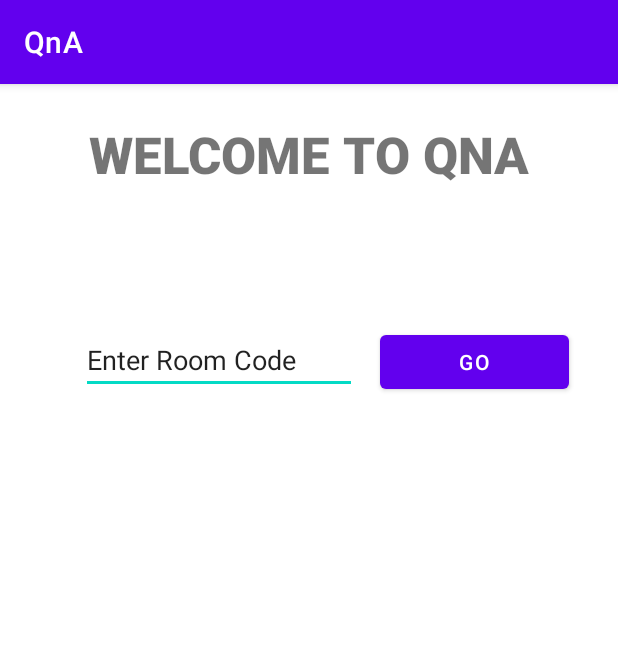
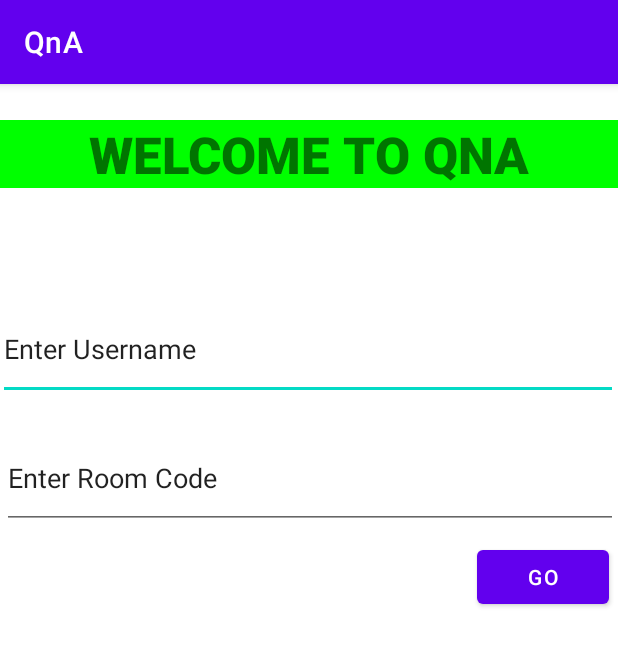
Before and after one commit to Lil-YH/QnA-App-Project, an Android app: the screen it shows after launch (MainActivity), on a phone screen of 412 x 824 dp. Shown: the top 646 px of the screen. Run offline under Robolectric (Android 15) with nearby library versions, the phone set to English and light mode, and no system bars.

Commit message:
Main activity and question activity

```diff
--- a/app/src/main/AndroidManifest.xml
+++ b/app/src/main/AndroidManifest.xml
@@ -10,6 +10,9 @@
         android:supportsRtl="true"
         android:theme="@style/Theme.QnA">
         <activity
+            android:name=".question"
+            android:exported="false" />
+        <activity
             android:name=".MainActivity"
             android:exported="true">
             <intent-filter>
--- a/app/src/main/res/layout/activity_main.xml
+++ b/app/src/main/res/layout/activity_main.xml
@@ -1,41 +1,60 @@
 <?xml version="1.0" encoding="utf-8"?>
-<RelativeLayout xmlns:android="http://schemas.android.com/apk/res/android"
-    xmlns:app="http://schemas.android.com/apk/res-auto"
+<LinearLayout xmlns:android="http://schemas.android.com/apk/res/android"
     xmlns:tools="http://schemas.android.com/tools"
     android:layout_width="match_parent"
-    android:layout_height="match_parent" >
-
-    <EditText
-        android:id="@+id/txtRmCode"
-        android:layout_width="184dp"
-        android:layout_height="wrap_content"
-        android:layout_alignParentStart="true"
-        android:layout_alignParentTop="true"
-        android:layout_marginStart="54dp"
-        android:layout_marginTop="161dp"
-        android:text="Enter Room Code" />
-
-    <Button
-        android:id="@+id/btnGo"
-        android:layout_width="126dp"
-        android:layout_height="wrap_content"
-        android:layout_alignParentTop="true"
-        android:layout_marginStart="15dp"
-        android:layout_marginTop="161dp"
-        android:layout_toEndOf="@+id/txtRmCode"
-        android:onClick="btnGoHandler"
-        android:text="GO" />
+    android:background="#FFFFFF"
+    android:layout_height="match_parent"
+    android:orientation="vertical"
+    android:gravity="center"
+    tools:context=".MainActivity">
 
     <TextView
         android:id="@+id/txtWelcome"
         android:layout_width="match_parent"
-        android:layout_height="64dp"
-        android:layout_alignParentTop="true"
+        android:layout_height="wrap_content"
         android:layout_marginTop="24dp"
+        android:background="#00FF00"
         android:fontFamily="sans-serif-black"
-        android:text="WELCOME TO QNA"
+        android:text="@string/welcome"
         android:textAlignment="center"
         android:textSize="34sp"
         android:typeface="sans" />
 
-</RelativeLayout>
+    <RelativeLayout
+      android:layout_width="match_parent"
+      android:layout_height="match_parent">
+
+        <EditText
+            android:id="@+id/txtUsername"
+            android:layout_width="match_parent"
+            android:layout_height="67dp"
+            android:layout_alignParentStart="true"
+            android:layout_alignParentTop="true"
+            android:layout_marginStart="-1dp"
+            android:layout_marginTop="74dp"
+            android:inputType="text"
+            android:text="@string/enter_user" />
+
+        <EditText
+            android:id="@+id/txtRmCode"
+            android:layout_width="match_parent"
+            android:layout_height="67dp"
+            android:layout_alignParentStart="true"
+            android:layout_alignParentTop="true"
+            android:layout_marginStart="1dp"
+            android:layout_marginTop="160dp"
+            android:inputType="number"
+            android:text="@string/enter_code" />
+
+        <Button
+            android:id="@+id/btnGo"
+            android:layout_width="wrap_content"
+            android:layout_height="wrap_content"
+            android:layout_alignParentTop="true"
+            android:layout_marginStart="-94dp"
+            android:layout_marginTop="235dp"
+            android:layout_toEndOf="@+id/txtRmCode"
+            android:onClick="btnGoHandler"
+            android:text="GO" />
+    </RelativeLayout>
+</LinearLayout>
```
Also changed, not shown: app/src/main/java/com/example/qna/MainActivity.java (+24 -0 lines), app/src/main/java/com/example/qna/question.java (added, +14 -0 lines), app/src/main/res/layout/activity_question.xml (added, +84 -0 lines), app/src/main/res/values/strings.xml (+22 -0 lines).
